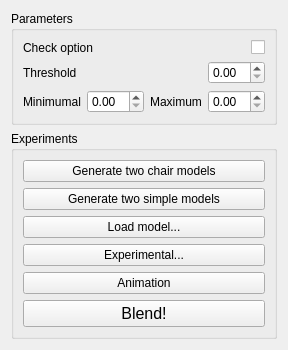
The window that topo-blend/topo_blend_widget.ui (ialhashim/topo-blend) describes before a commit, drawn with Qt 5.
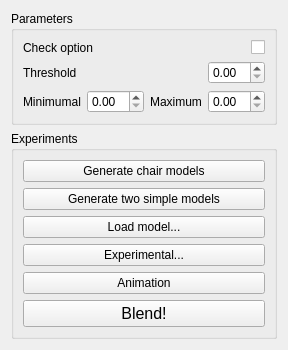
The same window after the commit.

What changed in the file:
```diff
--- a/topo-blend/topo_blend_widget.ui
+++ b/topo-blend/topo_blend_widget.ui
@@ -103,7 +103,7 @@
       <item row="0" column="0">
        <widget class="QPushButton" name="button1">
         <property name="text">
-         <string>Generate two chair models</string>
+         <string>Generate chair models</string>
         </property>
        </widget>
       </item>
```
